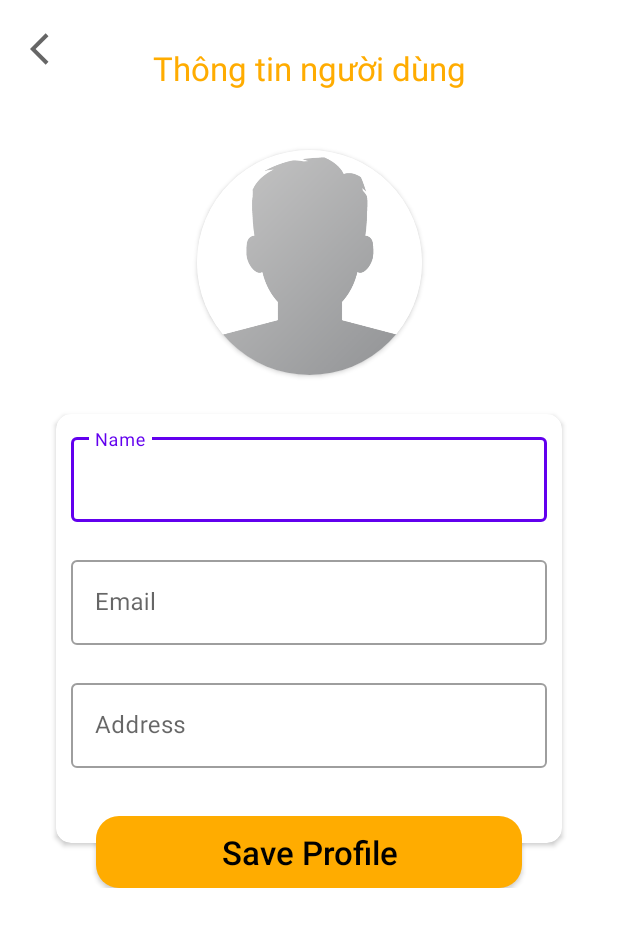
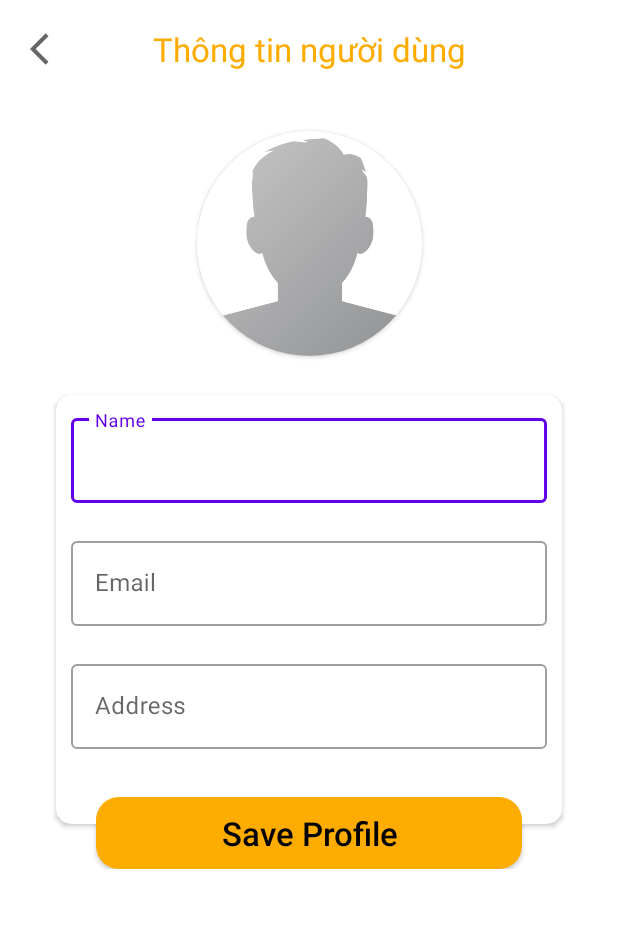
Before and after one commit to NguyenVanTu1601/Mobile, an Android app: the screen it shows after launch once a user with an empty profile is signed in (ProfileUserActivity), in the side drawer, after a tap on "Profile User", on a phone screen of 412 x 824 dp. Shown: the top 927 px of the screen. Run offline under Robolectric (Android 15) with nearby library versions, the phone set to English and light mode, and no system bars; our stand-ins replace Firebase (no records; nobody signed in at launch, a user with empty details on screens opened directly); libraries missing offline, so code that uses them is left out: com.facebook, com.facebook.login, com.theartofdev.edmodo; pictures from the network do not load; 1 statement that could not run was skipped.

Commit message:
fix error display pet

```diff
--- a/app/src/main/AndroidManifest.xml
+++ b/app/src/main/AndroidManifest.xml
@@ -19,8 +19,10 @@
         android:roundIcon="@mipmap/ic_launcher_round"
         android:supportsRtl="true"
         android:theme="@style/Theme.ServiceOrientedSoftware">
-        <activity android:name=".activity.ProfileUserActivity"></activity>
-        <activity android:name=".activity.RegisterActivity" >
+        <activity android:name=".activity.ProfileUserActivity"
+            android:windowSoftInputMode="stateVisible|adjustPan"></activity>
+        <activity android:name=".activity.RegisterActivity"
+            android:windowSoftInputMode="stateVisible|adjustResize">>
         </activity>
         <!--
              The API key for Google Maps-based APIs is defined as a string resource.
--- a/app/src/main/java/com/example/serviceorientedsoftware/activity/LoginActivity.java
+++ b/app/src/main/java/com/example/serviceorientedsoftware/activity/LoginActivity.java
@@ -10,6 +10,7 @@ import android.util.Log;
 import android.view.View;
 import android.widget.Toast;
 
+import com.bumptech.glide.Glide;
 import com.example.serviceorientedsoftware.MainActivity;
 import com.example.serviceorientedsoftware.R;
 import com.example.serviceorientedsoftware.constants.Constants;
@@ -31,6 +32,8 @@ import com.google.firebase.auth.AuthResult;
 import com.google.firebase.auth.FacebookAuthProvider;
 import com.google.firebase.auth.FirebaseAuth;
 import com.google.firebase.auth.FirebaseUser;
+import com.google.firebase.firestore.DocumentReference;
+import com.google.firebase.firestore.DocumentSnapshot;
 import com.google.firebase.firestore.FirebaseFirestore;
 
 import java.util.Arrays;
@@ -170,12 +173,29 @@ public class LoginActivity extends AppCompatActivity {
 
     private void updateUI(FirebaseUser user) {
         if(user != null){
+            FirebaseFirestore db = FirebaseFirestore.getInstance();
+            DocumentReference docRef = db.collection("users").document(mAuth.getCurrentUser().getUid());
+            docRef.get().addOnCompleteListener(new OnCompleteListener<DocumentSnapshot>() {
+                @Override
+                public void onComplete(@NonNull Task<DocumentSnapshot> task) {
+                    if (task.isSuccessful()) {
+                        DocumentSnapshot document = task.getResult();
+                        if (document.exists()) {
+                            Intent intent = new Intent(LoginActivity.this, PetsActivity.class);
+                            startActivity(intent);
+                            finish();
+                        } else {
+                            addUserToFirebase(user);
+                        }
+                    }else{
+                        addUserToFirebase(user);
+                    }
+                }
+            });
 
-            addUserToFirebase(user);
             Intent intent = new Intent(LoginActivity.this, PetsActivity.class);
             startActivity(intent);
             finish();
-
         }else{
             Toast.makeText(this, "Can not login with facebook!!!",Toast.LENGTH_SHORT).show();
         }
--- a/app/src/main/java/com/example/serviceorientedsoftware/adapter/PetAdapter.java
+++ b/app/src/main/java/com/example/serviceorientedsoftware/adapter/PetAdapter.java
@@ -60,6 +60,9 @@ public class PetAdapter extends RecyclerView.Adapter<PetAdapter.ViewHolder> {
 
     @Override
     public int getItemCount() {
+        if (pets == null){
+            return 0;
+        }
         return pets.size();
     }
 
--- a/app/src/main/java/com/example/serviceorientedsoftware/constants/Constants.java
+++ b/app/src/main/java/com/example/serviceorientedsoftware/constants/Constants.java
@@ -2,8 +2,8 @@ package com.example.serviceorientedsoftware.constants;
 
 public class Constants {
     public static final String[] SHOP_LOCATION = {"20.9806041438484", "105.78729915443789"};
-    public static String sale_url = "http://192.168.1.14:8762/sale/v1/";
-    public static String user_url = "http://192.168.1.14:8762/user/v1/";
+    public static String sale_url = "http://192.168.1.62:8762/sale/v1/";
+    public static String user_url = "http://192.168.1.62:8762/user/v1/";
     public static String KEY_EMAIL = "email";
     public static String KEY_PASSWORD = "password";
     public static String KEY_NAME = "name";
--- a/app/src/main/res/layout/activity_detail_pet.xml
+++ b/app/src/main/res/layout/activity_detail_pet.xml
@@ -5,6 +5,7 @@
     xmlns:tools="http://schemas.android.com/tools"
     android:layout_width="match_parent"
     android:layout_height="match_parent"
+    android:scrollbars="none"
     tools:context=".activity.DetailPetActivity">
 
     <LinearLayout
--- a/app/src/main/res/layout/activity_pets.xml
+++ b/app/src/main/res/layout/activity_pets.xml
@@ -70,7 +70,7 @@
                 android:layout_marginTop="10dp"
                 android:layout_width="match_parent"
                 android:layout_height="wrap_content"
-                android:textSize="22sp"
+                android:textSize="20sp"
                 android:textColor="@color/black"
                 android:textStyle="bold"
                 android:gravity="center"
@@ -114,7 +114,7 @@
                 android:textColor="@color/black"
                 android:textColorHint="@color/black"
                 android:drawablePadding="15dp"
-                android:hint="Search pet for adaption"
+                android:hint="Tìm kiếm thú cưng"
                 android:layout_marginTop="10dp"/>
 
             <androidx.recyclerview.widget.RecyclerView
--- a/app/src/main/res/layout/activity_profile_user.xml
+++ b/app/src/main/res/layout/activity_profile_user.xml
@@ -4,11 +4,13 @@
     xmlns:tools="http://schemas.android.com/tools"
     android:layout_width="match_parent"
     android:layout_height="match_parent"
+    android:fitsSystemWindows="true"
     tools:context=".activity.ProfileUserActivity">
 
     <androidx.constraintlayout.widget.ConstraintLayout
         android:layout_width="match_parent"
-        android:layout_height="match_parent">
+        android:layout_height="match_parent"
+        android:id="@+id/layout_profile">
 
         <TextView
             android:id="@+id/title_register"
@@ -22,10 +24,9 @@
             android:textSize="22sp"
             app:layout_constraintBottom_toBottomOf="@id/icon_back"
             app:layout_constraintEnd_toEndOf="parent"
-            app:layout_constraintHorizontal_bias="1.0"
             app:layout_constraintStart_toStartOf="parent"
-            app:layout_constraintTop_toBottomOf="@+id/icon_back"
-            app:layout_constraintVertical_bias="0.833" />
+            app:layout_constraintTop_toTopOf="@+id/icon_back"
+            />
 
         <ImageView
             android:id="@+id/icon_back"
--- a/app/src/main/res/layout/activity_register.xml
+++ b/app/src/main/res/layout/activity_register.xml
@@ -13,11 +13,10 @@
         <TextView
             android:layout_width="match_parent"
             android:layout_height="wrap_content"
-            app:layout_constraintTop_toBottomOf="@+id/icon_back"
+            app:layout_constraintTop_toTopOf="@+id/icon_back"
             app:layout_constraintStart_toStartOf="parent"
             app:layout_constraintEnd_toEndOf="parent"
             app:layout_constraintBottom_toBottomOf="@id/icon_back"
-            android:padding="10dp"
             android:id="@+id/title_register"
             android:layout_marginStart="32dp"
             android:layout_marginEnd="32dp"
@@ -127,6 +126,7 @@
             android:textAllCaps="false"
             android:textColor="@color/black"
             android:textSize="22dp"
+            android:layout_marginBottom="10dp"
             app:layout_constraintBottom_toBottomOf="@id/card_form_login"
             app:layout_constraintEnd_toEndOf="@id/card_form_login"
             app:layout_constraintStart_toStartOf="@id/card_form_login"
```
Also changed, not shown: app/src/main/java/com/example/serviceorientedsoftware/activity/PetsActivity.java (+8 -6 lines), app/src/main/java/com/example/serviceorientedsoftware/activity/ProfileUserActivity.java (+21 -3 lines), app/src/main/java/com/example/serviceorientedsoftware/googlemap/ShopLocationActivity.java (+3 -4 lines), 1 other file.
